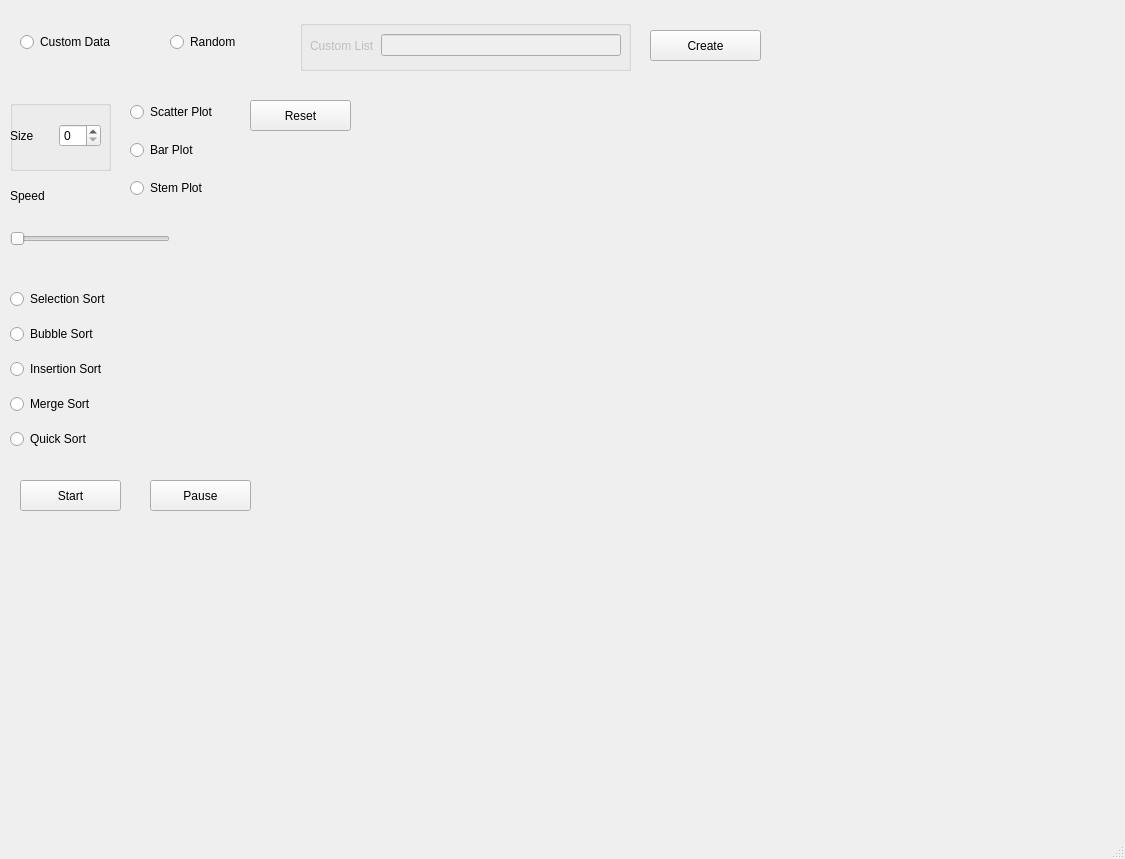
First picture: the form in sort_project.ui, repository sana-kabbani/sort-algorithms-visualizer, before the edit.
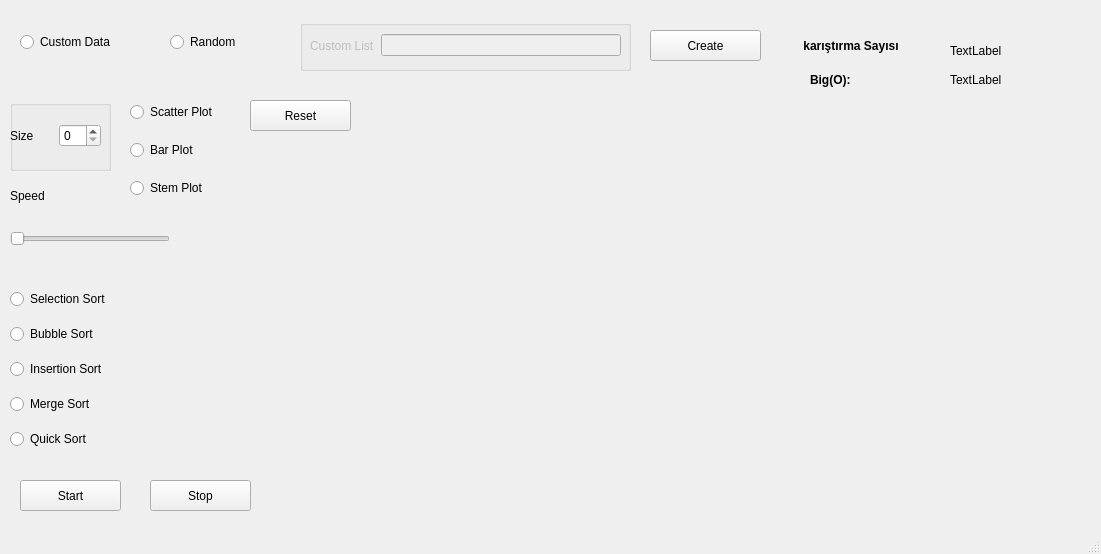
Second picture: the form after the edit. Custom widgets are drawn as their Qt base class.

What changed in the file:
```diff
--- a/sort_project.ui
+++ b/sort_project.ui
@@ -9,8 +9,8 @@
    <rect>
     <x>0</x>
     <y>0</y>
-    <width>1125</width>
-    <height>859</height>
+    <width>1101</width>
+    <height>554</height>
    </rect>
   </property>
   <property name="windowTitle">
@@ -133,7 +133,7 @@
      </rect>
     </property>
     <property name="text">
-     <string>Pause</string>
+     <string>Stop</string>
     </property>
    </widget>
    <widget class="QPushButton" name="reset_button">
@@ -155,10 +155,10 @@
     </property>
     <property name="geometry">
      <rect>
-      <x>360</x>
+      <x>380</x>
       <y>130</y>
       <width>671</width>
-      <height>391</height>
+      <height>371</height>
      </rect>
     </property>
    </widget>
@@ -290,6 +290,68 @@
      <enum>Qt::Horizontal</enum>
     </property>
    </widget>
+   <widget class="QLabel" name="label">
+    <property name="geometry">
+     <rect>
+      <x>800</x>
+      <y>30</y>
+      <width>131</width>
+      <height>31</height>
+     </rect>
+    </property>
+    <property name="font">
+     <font>
+      <bold>true</bold>
+     </font>
+    </property>
+    <property name="text">
+     <string> karıştırma Sayısı</string>
+    </property>
+   </widget>
+   <widget class="QLabel" name="sayi">
+    <property name="geometry">
+     <rect>
+      <x>950</x>
+      <y>30</y>
+      <width>111</width>
+      <height>41</height>
+     </rect>
+    </property>
+    <property name="text">
+     <string>TextLabel</string>
+    </property>
+   </widget>
+   <widget class="QLabel" name="label_2">
+    <property name="geometry">
+     <rect>
+      <x>810</x>
+      <y>70</y>
+      <width>63</width>
+      <height>20</height>
+     </rect>
+    </property>
+    <property name="font">
+     <font>
+      <bold>true</bold>
+     </font>
+    </property>
+    <property name="text">
+     <string>Big(O):</string>
+    </property>
+   </widget>
+   <widget class="QLabel" name="bigo">
+    <property name="geometry">
+     <rect>
+      <x>950</x>
+      <y>70</y>
+      <width>63</width>
+      <height>20</height>
+     </rect>
+    </property>
+    <property name="text">
+     <string>TextLabel</string>
+    </property>
+   </widget>
   </widget>
   <widget class="QMenuBar" name="menubar">
    <property name="geometry">
```
Left out of the diff: 4 changed lines with no effect on the pictures.
